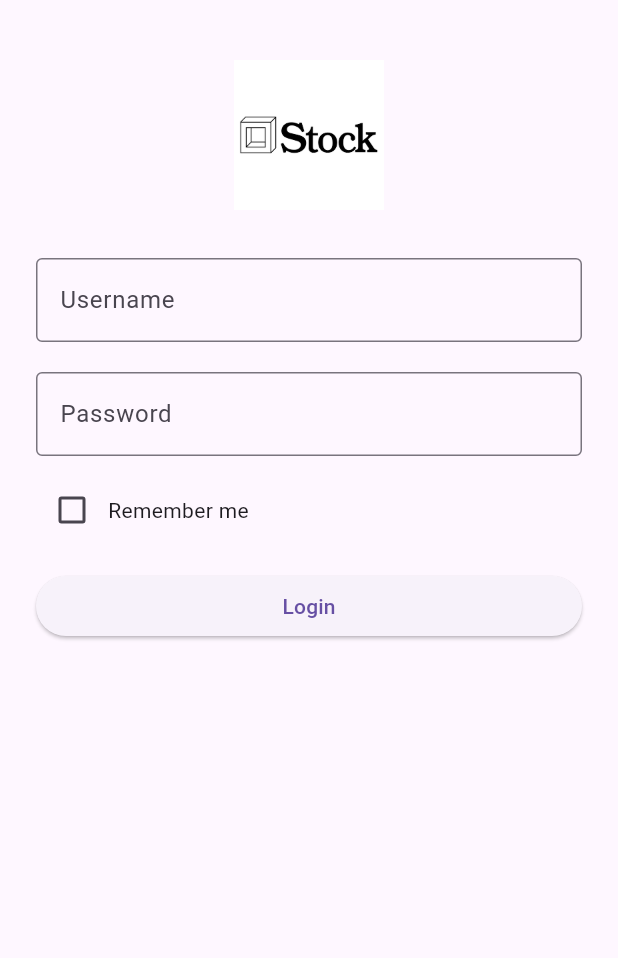
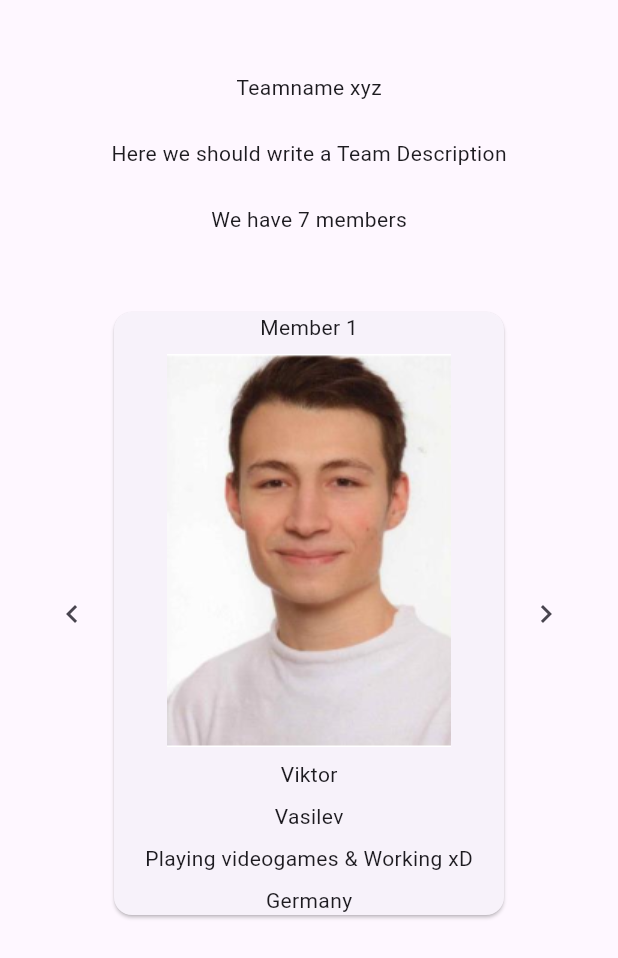
Before and after one commit to KIRANGIT33/flutter_exercises, a Flutter app: the screen it shows after launch, on a phone screen of 412 x 824 dp. Shown: the top 958 px of the screen. Run offline on Flutter 3.47's test engine with Material 3 defaults, Android fonts, the phone set to English and light mode, and no system bars.

Commit message:
feat: initial Team Profile App structure
- Add Member data class (member.dart)
- Add Teaminformation widget (stateless)
- Add MemberCard widget with navigation arrows (stateful)
- Configure image assets in pubspec.yaml

```diff
--- /dev/null
+++ b/archive/main.dart
@@ -0,0 +1,76 @@
+import 'package:flutter/material.dart';
+
+void main() {
+  runApp(const MainApp());
+}
+
+class MainApp extends StatefulWidget {
+  const MainApp({super.key});
+
+  @override
+  State<MainApp> createState() => _MainAppState();
+}
+
+class _MainAppState extends State<MainApp> {
+  bool isChecked = false;
+
+  @override
+  Widget build(BuildContext context) {
+    return MaterialApp(
+      title: 'Login',
+      home: Scaffold(
+        body: SafeArea(
+          child: Padding(
+            padding: const EdgeInsets.all(24.0),
+            child: SingleChildScrollView(
+              child: Column(
+                crossAxisAlignment: CrossAxisAlignment.stretch,
+                children: [
+                  const SizedBox(height: 16),
+                  Image.asset(
+                    'assets/images/logo.png',
+                    height: 100,
+                  ),
+                  const SizedBox(height: 32),
+                  TextField(
+                    decoration: const InputDecoration(
+                      labelText: 'Username',
+                      border: OutlineInputBorder(),
+                    ),
+                  ),
+                  const SizedBox(height: 20),
+                  TextField(
+                    obscureText: true,
+                    decoration: const InputDecoration(
+                      labelText: 'Password',
+                      border: OutlineInputBorder(),
+                    ),
+                  ),
+                  const SizedBox(height: 12),
+                  Row(
+                    children: [
+                      Checkbox(
+                        value: isChecked,
+                        onChanged: (bool? value) {
+                          setState(() {
+                            isChecked = value ?? false;
+                          });
+                        },
+                      ),
+                      const Text('Remember me'),
+                    ],
+                  ),
+                  const SizedBox(height: 16),
+                  ElevatedButton(
+                    onPressed: () {},
+                    child: const Text('Login'),
+                  ),
+                ],
+              ),
+            ),
+          ),
+        ),
+      ),
+    );
+  }
+}
--- a/lib/main.dart
+++ b/lib/main.dart
@@ -1,4 +1,6 @@
 import 'package:flutter/material.dart';
+import 'team_information.dart';
+import 'member_card.dart';
 
 void main() {
   runApp(const MainApp());
@@ -20,54 +22,11 @@ class _MainAppState extends State<MainApp> {
       title: 'Login',
       home: Scaffold(
         body: SafeArea(
-          child: Padding(
-            padding: const EdgeInsets.all(24.0),
-            child: SingleChildScrollView(
-              child: Column(
-                crossAxisAlignment: CrossAxisAlignment.stretch,
-                children: [
-                  const SizedBox(height: 16),
-                  Image.asset(
-                    'assets/images/logo.png',
-                    height: 100,
-                  ),
-                  const SizedBox(height: 32),
-                  TextField(
-                    decoration: const InputDecoration(
-                      labelText: 'Username',
-                      border: OutlineInputBorder(),
-                    ),
-                  ),
-                  const SizedBox(height: 20),
-                  TextField(
-                    obscureText: true,
-                    decoration: const InputDecoration(
-                      labelText: 'Password',
-                      border: OutlineInputBorder(),
-                    ),
-                  ),
-                  const SizedBox(height: 12),
-                  Row(
-                    children: [
-                      Checkbox(
-                        value: isChecked,
-                        onChanged: (bool? value) {
-                          setState(() {
-                            isChecked = value ?? false;
-                          });
-                        },
-                      ),
-                      const Text('Remember me'),
-                    ],
-                  ),
-                  const SizedBox(height: 16),
-                  ElevatedButton(
-                    onPressed: () {},
-                    child: const Text('Login'),
-                  ),
-                ],
-              ),
-            ),
+          child: Column(
+            children: [
+              Center(child: Teaminformation()),
+              MemberCard(),
+            ],
           ),
         ),
       ),
--- /dev/null
+++ b/lib/member.dart
@@ -0,0 +1,15 @@
+class Member {
+  final String imageUrl;
+  final String firstName;
+  final String lastName;
+  final String hobbies;
+  final String country;
+
+  Member({
+    required this.imageUrl,
+    required this.firstName,
+    required this.lastName,
+    this.hobbies = 'No hobbies',
+    this.country = 'Unknown',
+  });
+}
--- /dev/null
+++ b/lib/member_card.dart
@@ -0,0 +1,76 @@
+import 'package:flutter/material.dart';
+import 'member.dart';
+
+class MemberCard extends StatefulWidget {
+  const MemberCard({super.key});
+
+  @override
+  State<StatefulWidget> createState() => _MemberCardState();
+}
+
+class _MemberCardState extends State<MemberCard> {
+  final List<Member> members = [
+    Member(
+      imageUrl: "assets/images/viktor.PNG",
+      firstName: "Viktor",
+      lastName: "Vasilev",
+      hobbies: "Playing videogames & Working xD",
+      country: "Germany",
+    ),
+    Member(
+      imageUrl: "assets/images/logo.png",
+      firstName: "Test",
+      lastName: "Test",
+    ),
+  ];
+  int index = 0;
+  @override
+  Widget build(BuildContext context) {
+    return Padding(
+      padding: const EdgeInsets.all(24.0),
+      child: Row(
+        children: [
+          IconButton(
+            icon: Icon(Icons.keyboard_arrow_left),
+            onPressed: () {
+              setState(() {
+                if (index > 0) {
+                  index--;
+                }
+              });
+            },
+          ),
+          Expanded(
+            child: Card(
+              child: Column(
+                children: [
+                  Text('Member ${index + 1}'),
+                  const SizedBox(height: 8),
+                  Image.asset(members[index].imageUrl),
+                  const SizedBox(height: 8),
+                  Text(members[index].firstName),
+                  const SizedBox(height: 8),
+                  Text(members[index].lastName),
+                  const SizedBox(height: 8),
+                  Text(members[index].hobbies),
+                  const SizedBox(height: 8),
+                  Text(members[index].country),
+                ],
+              ),
+            ),
+          ),
+          IconButton(
+            icon: Icon(Icons.keyboard_arrow_right),
+            onPressed: () {
+              setState(() {
+                if (index < members.length - 1) {
+                  index++;
+                }
+              });
+            },
+          ),
+        ],
+      ),
+    );
+  }
+}
--- /dev/null
+++ b/lib/team_information.dart
@@ -0,0 +1,23 @@
+import 'package:flutter/material.dart';
+
+class Teaminformation extends StatelessWidget {
+  const Teaminformation({super.key});
+
+  @override
+  Widget build(BuildContext context) {
+    return Padding(
+      padding: const EdgeInsets.all(24.0),
+      child: Column(
+        crossAxisAlignment: CrossAxisAlignment.center,
+        children: [
+          const SizedBox(height: 24),
+          Text('Teamname xyz'),
+          const SizedBox(height: 24),
+          Text('Here we should write a Team Description'),
+          const SizedBox(height: 24),
+          Text('We have 7 members'),
+        ],
+      ),
+    );
+  }
+}
```
Also changed, not shown: assets/images/viktor.PNG (added).
